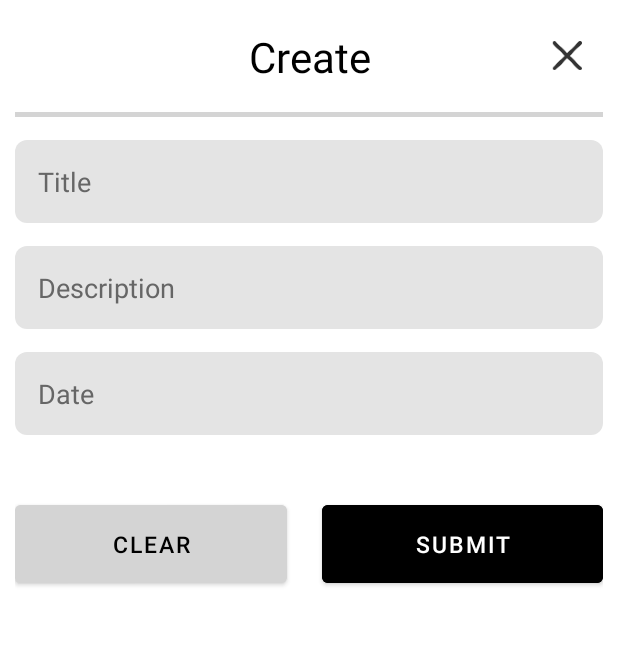
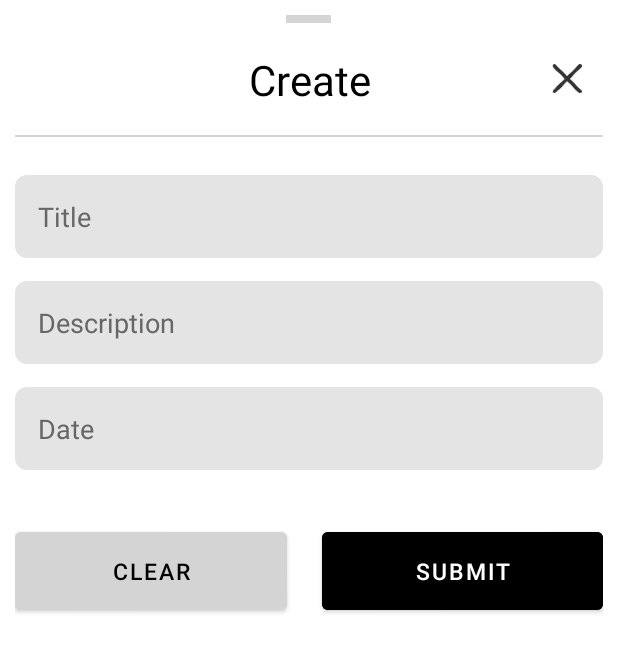
Before and after one commit to chirag1910/Todo-Android, an Android app: the layout fragment_add.xml on its own in the app's theme, with its tools: preview values and no code run, on a phone screen of 412 x 824 dp. Shown: the top 652 px of the screen. Run offline under Robolectric (Android 15) with nearby library versions, the phone set to English and light mode, and no system bars.

Commit message:
add fragment layout complete

```diff
--- a/app/src/main/java/com/example/todo/MainActivity.kt
+++ b/app/src/main/java/com/example/todo/MainActivity.kt
@@ -3,12 +3,15 @@ package com.example.todo
 import androidx.appcompat.app.AppCompatActivity
 import android.view.View
 import android.os.Bundle
-import android.util.Log
-import android.widget.ImageButton
+import android.widget.EditText
+import com.google.android.material.bottomsheet.BottomSheetBehavior
 import com.google.android.material.bottomsheet.BottomSheetDialog
 
 class MainActivity : AppCompatActivity() {
-    var dialog: BottomSheetDialog? = null;
+    private var dialog: BottomSheetDialog? = null;
+    private var titleField: EditText? = null;
+    private var descField: EditText? = null;
+    private var dateField: EditText? = null;
 
     override fun onCreate(savedInstanceState: Bundle?) {
         super.onCreate(savedInstanceState)
@@ -18,16 +21,11 @@ class MainActivity : AppCompatActivity() {
     fun addButtonAction(view: View) {
         dialog = BottomSheetDialog(view.context)
         dialog!!.setContentView(layoutInflater.inflate(R.layout.fragment_add, null))
+        dialog!!.behavior.state = BottomSheetBehavior.STATE_EXPANDED;
         dialog!!.show()
     }
 
-    // wht to do fcking shit
-    //zip this folder and send to me
-    // mehh. will just upload to github..wait
-
-
     fun hideDialog(view: View) {
-        Log.d("error", "Why the fck not updating")
         dialog!!.hide()
     }
 }
--- a/app/src/main/res/layout-v26/fragment_add.xml
+++ /dev/null
@@ -1,36 +0,0 @@
-<?xml version="1.0" encoding="utf-8"?>
-
-<LinearLayout
-        xmlns:android="http://schemas.android.com/apk/res/android"
-        xmlns:tools="http://schemas.android.com/tools" xmlns:app="http://schemas.android.com/apk/res-auto"
-        android:orientation="vertical"
-        android:layout_height="wrap_content"
-        android:layout_width="match_parent">
-
-    <androidx.constraintlayout.widget.ConstraintLayout
-            android:layout_width="match_parent"
-            android:layout_height="wrap_content"
-            android:paddingVertical="15dp"
-            android:paddingHorizontal="10dp"
-            >
-
-        <ImageButton android:layout_width="wrap_content"
-                     android:layout_height="wrap_content"
-                     app:layout_constraintStart_toStartOf="parent"
-                     app:layout_constraintTop_toTopOf="parent"
-                     android:src="@drawable/ic_close"
-                     android:backgroundTint="@color/white"/>
-
-        <TextView android:layout_width="wrap_content"
-                  android:layout_height="wrap_content"
-                  android:text="Create"
-                  app:layout_constraintStart_toStartOf="parent"
-                  app:layout_constraintTop_toTopOf="parent"
-                  app:layout_constraintEnd_toEndOf="parent"
-                  app:layout_constraintBottom_toBottomOf="parent"
-                  android:fontWeight="700"
-                  android:textSize="28sp"/>
-    </androidx.constraintlayout.widget.ConstraintLayout>
-
-
-    </LinearLayout>
--- a/app/src/main/res/layout/activity_main.xml
+++ b/app/src/main/res/layout/activity_main.xml
@@ -8,15 +8,11 @@
         android:layout_height="match_parent"
         tools:context=".MainActivity">
 
-
-
-
     <com.google.android.material.floatingactionbutton.ExtendedFloatingActionButton
             android:layout_width="wrap_content"
             android:layout_height="wrap_content"
             tools:text="Add"
             app:icon="@android:drawable/ic_input_add"
-            android:id="@+id/addFab"
             android:textAlignment="center"
             app:layout_constraintBottom_toBottomOf="parent"
             app:layout_constraintEnd_toEndOf="parent"
--- a/app/src/main/res/layout/fragment_add.xml
+++ b/app/src/main/res/layout/fragment_add.xml
@@ -5,15 +5,21 @@
         xmlns:tools="http://schemas.android.com/tools"
         xmlns:app="http://schemas.android.com/apk/res-auto"
         android:orientation="vertical"
-        android:layout_height="wrap_content"
+        android:layout_height="match_parent"
         android:layout_width="match_parent">
+
+    <View android:layout_width="30dp"
+          android:layout_height="5dp"
+          android:background="#d4d4d4"
+          android:layout_marginTop="10dp"
+          android:layout_gravity="center"/>
 
     <androidx.constraintlayout.widget.ConstraintLayout
             android:layout_width="match_parent"
             android:layout_height="wrap_content"
             android:paddingVertical="15dp"
             android:paddingHorizontal="10dp"
-            >
+    >
 
 
 
@@ -42,7 +48,7 @@
     </androidx.constraintlayout.widget.ConstraintLayout>
 
     <View android:layout_width="match_parent"
-          android:layout_height="3dp"
+          android:layout_height="1dp"
           android:background="#d4d4d4"
           android:layout_marginHorizontal="10dp"/>
 
@@ -50,22 +56,23 @@
                   android:layout_height="wrap_content"
                   android:orientation="vertical"
                   android:paddingHorizontal="10dp"
-                  android:paddingVertical="15dp"
-                  android:layout_marginBottom="15dp">
+                  android:paddingVertical="25dp">
 
         <EditText android:layout_width="match_parent"
                   android:layout_height="wrap_content"
                   android:hint="Title"
-                  android:maxLines="1"
+                  android:singleLine="true"
+                  android:inputType="text"
                   android:textColorHint="#666"
                   android:textColor="@color/black"
                   android:padding="15dp"
                   android:layout_marginBottom="15dp"
-                  />
+        />
 
         <EditText android:layout_width="match_parent"
                   android:layout_height="wrap_content"
                   android:hint="Description"
+                  android:inputType="text"
                   android:textColorHint="#666"
                   android:textColor="@color/black"
                   android:padding="15dp"
@@ -75,6 +82,7 @@
         <EditText android:layout_width="match_parent"
                   android:layout_height="wrap_content"
                   android:hint="Date"
+                  android:inputType="date"
                   android:textColorHint="#666"
                   android:textColor="@color/black"
                   android:padding="15dp"
@@ -99,7 +107,7 @@
                 android:padding="15dp"/>
 
 
-        <Space
+        <androidx.legacy.widget.Space
                 android:layout_width="wrap_content"
                 android:layout_height="match_parent"
                 android:layout_weight="1"/>
@@ -116,4 +124,4 @@
 
     </LinearLayout>
 
-    </LinearLayout>
+</LinearLayout>
--- a/app/src/main/res/values/styles.xml
+++ b/app/src/main/res/values/styles.xml
@@ -3,6 +3,7 @@
     <style name="AppBottomSheetDialogTheme"
            parent="Theme.Design.Light.BottomSheetDialog">
         <item name="bottomSheetStyle">@style/AppModalStyle</item>
+        <item name="android:windowSoftInputMode">adjustResize</item>
     </style>
 
     <style name="AppModalStyle"
```
